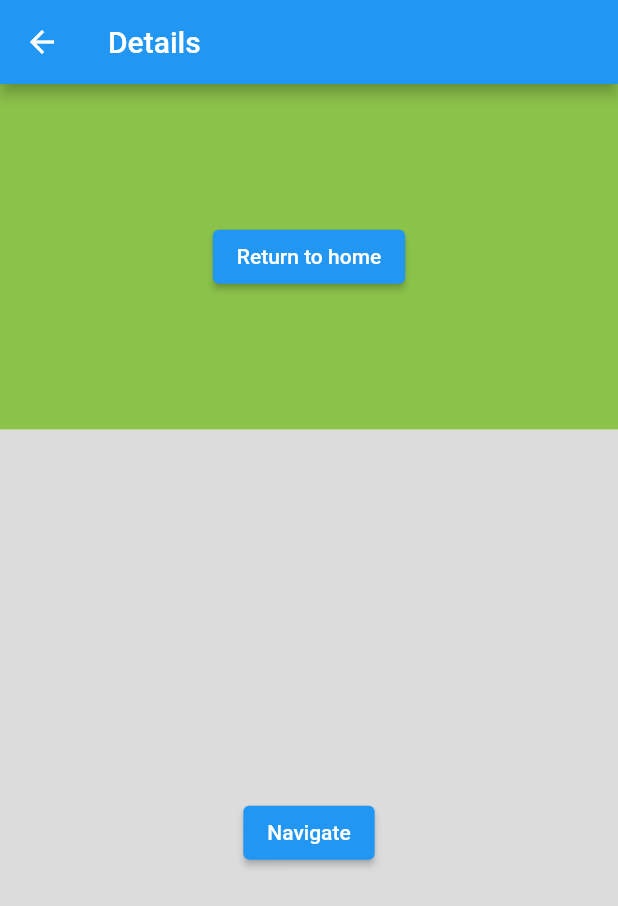
After one commit to CORDEA/child_navigator_demo, a Flutter app: the screen it shows after launch, after a tap on "Details", on a phone screen of 412 x 824 dp. The commit adds this screen. Shown: the top 906 px of the screen. Run offline on Flutter 3.47's test engine with Material 2 defaults, Android fonts, the phone set to English and light mode, and no system bars.

Commit message:
add pages

```diff
--- /dev/null
+++ b/lib/details.dart
@@ -0,0 +1,88 @@
+import 'package:flutter/foundation.dart';
+import 'package:flutter/material.dart';
+
+import 'child_navigator.dart';
+
+class Details extends StatelessWidget {
+  const Details({Key? key}) : super(key: key);
+
+  @override
+  Widget build(BuildContext context) {
+    return Scaffold(
+      appBar: AppBar(title: const Text('Details')),
+      body: Column(
+        children: [
+          Expanded(
+            flex: 3,
+            child: ColoredBox(
+              color: Colors.lightGreen,
+              child: Center(
+                child: ElevatedButton(
+                  onPressed: () {
+                    Navigator.pop(context, 'from details');
+                  },
+                  child: const Text('Return to home'),
+                ),
+              ),
+            ),
+          ),
+          Expanded(
+            flex: 7,
+            child: ChildNavigator(home: _Page1()),
+          ),
+        ],
+      ),
+    );
+  }
+}
+
+class _Page1 extends StatelessWidget {
+  @override
+  Widget build(BuildContext context) {
+    return ColoredBox(
+      color: Colors.black12,
+      child: Center(
+        child: ElevatedButton(
+          onPressed: () async {
+            final result = await Navigator.push(
+              context,
+              MaterialPageRoute(builder: (_) => _Page2()),
+            );
+            if (kDebugMode) {
+              print('result: $result');
+            }
+          },
+          child: const Text('Navigate'),
+        ),
+      ),
+    );
+  }
+}
+
+class _Page2 extends StatelessWidget {
+  @override
+  Widget build(BuildContext context) {
+    return ColoredBox(
+      color: Colors.black38,
+      child: Column(
+        mainAxisAlignment: MainAxisAlignment.center,
+        children: [
+          ElevatedButton(
+            onPressed: () {
+              Navigator.pop(context, 'from child of details');
+            },
+            child: const Text('Return to previous page'),
+          ),
+          const SizedBox(height: 16),
+          ElevatedButton(
+            onPressed: () {
+              Navigator.of(context, rootNavigator: true)
+                  .pop('from child of details');
+            },
+            child: const Text('Return to home'),
+          ),
+        ],
+      ),
+    );
+  }
+}
--- a/lib/home.dart
+++ b/lib/home.dart
@@ -1,4 +1,7 @@
+import 'package:flutter/foundation.dart';
 import 'package:flutter/material.dart';
+
+import 'details.dart';
 
 class Home extends StatelessWidget {
   const Home({Key? key}) : super(key: key);
@@ -7,7 +10,19 @@ class Home extends StatelessWidget {
   Widget build(BuildContext context) {
     return Scaffold(
       appBar: AppBar(title: const Text('Home')),
-      body: const Center(),
+      body: Center(
+        child: ElevatedButton(
+            onPressed: () async {
+              final result = await Navigator.push(
+                context,
+                MaterialPageRoute(builder: (_) => const Details()),
+              );
+              if (kDebugMode) {
+                print('result: $result');
+              }
+            },
+            child: const Text('Details')),
+      ),
     );
   }
 }
```
